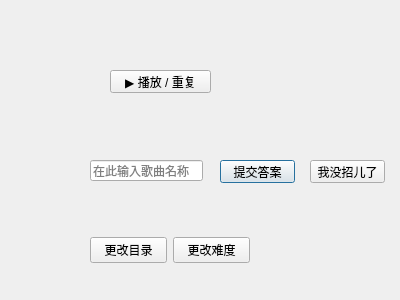
This is gamewindow.ui in mygameworld9/Guess_Song as Qt 5 draws it before an edit. The edited form follows.
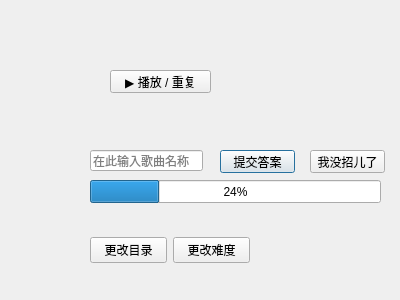
This is the edited form.

What changed in the file:
```diff
--- a/gamewindow.ui
+++ b/gamewindow.ui
@@ -49,7 +49,7 @@
    <property name="geometry">
     <rect>
      <x>90</x>
-     <y>160</y>
+     <y>150</y>
      <width>113</width>
      <height>21</height>
     </rect>
@@ -88,7 +88,7 @@
    <property name="geometry">
     <rect>
      <x>220</x>
-     <y>160</y>
+     <y>150</y>
      <width>75</width>
      <height>23</height>
     </rect>
@@ -104,7 +104,7 @@
    <property name="geometry">
     <rect>
      <x>310</x>
-     <y>160</y>
+     <y>150</y>
      <width>75</width>
      <height>23</height>
     </rect>
@@ -126,6 +126,19 @@
     <string/>
    </property>
   </widget>
+  <widget class="QProgressBar" name="countdownProgressBar">
+   <property name="geometry">
+    <rect>
+     <x>90</x>
+     <y>180</y>
+     <width>291</width>
+     <height>23</height>
+    </rect>
+   </property>
+   <property name="value">
+    <number>24</number>
+   </property>
+  </widget>
  </widget>
  <resources/>
  <connections/>
```
